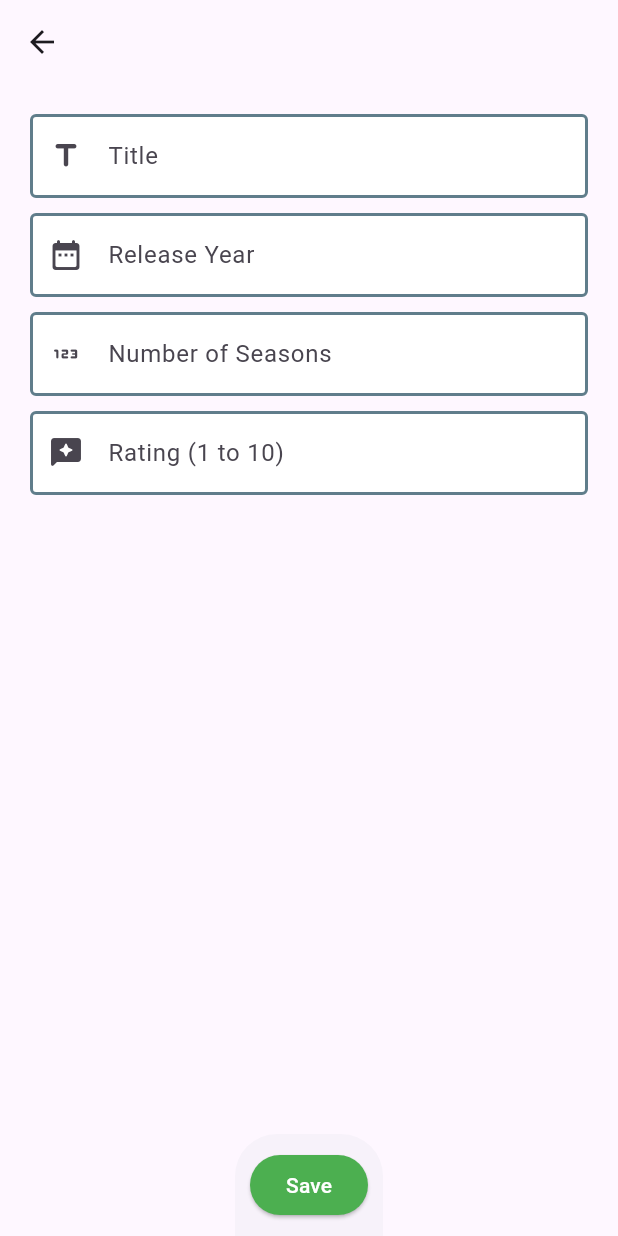
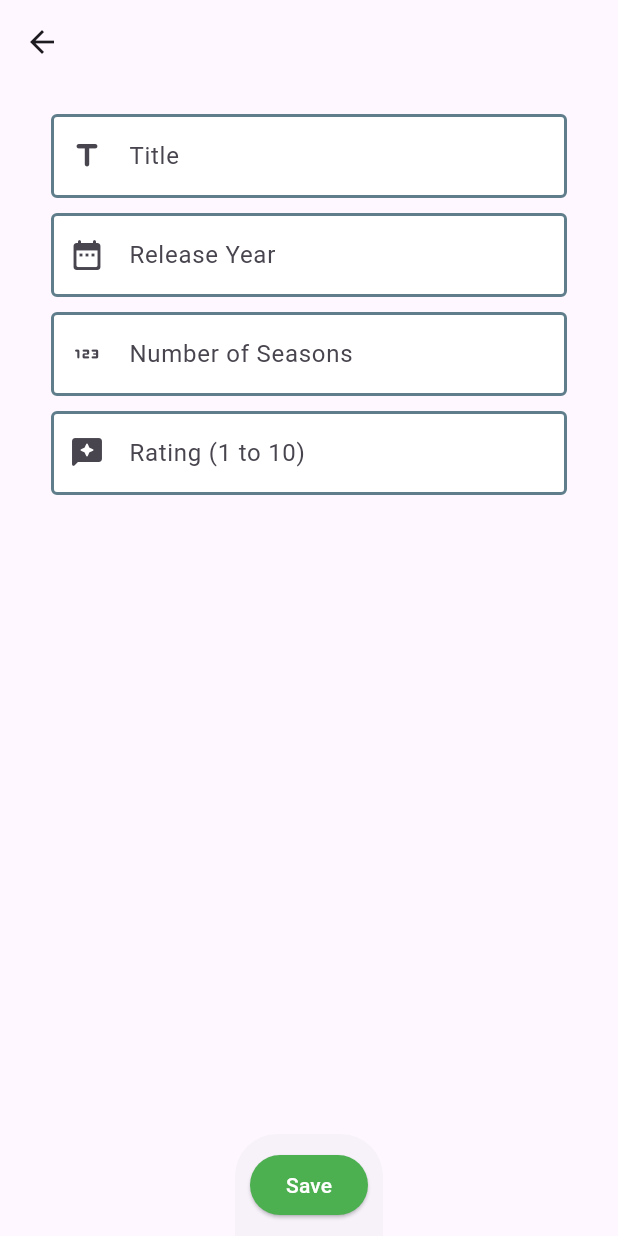
Before and after one commit to ahmad-kalaf/serien, a Flutter app: the screen it shows after launch, after a tap on the "add" icon, on a phone screen of 412 x 824 dp. Run offline on Flutter 3.47's test engine with Material 3 defaults, Android fonts, the phone set to English and light mode, and no system bars; our stand-ins replace hive_ce, hive_ce_flutter; accounts and stored records are empty.

Commit message:
bildschirmverhältnis von series_home_page.dart und add.dart angepasst

```diff
--- a/lib/add.dart
+++ b/lib/add.dart
@@ -1,3 +1,5 @@
+import 'dart:io';
+
 import 'package:flutter/material.dart';
 import 'package:serien/series.dart';
 
@@ -40,7 +42,11 @@ class _AddState extends State<Add> {
         ),
       ),
       appBar: AppBar(),
-      body: SingleChildScrollView(
+      body: Align(
+        alignment: Alignment.center,
+        child: AspectRatio(
+          aspectRatio: Platform.isAndroid || Platform.isIOS ? MediaQuery.of(context).size.aspectRatio : (9 / 16),
+          child: SingleChildScrollView(
             padding: const EdgeInsets.all(20),
             child: Form(
               key: _formKey,
@@ -74,6 +80,8 @@ class _AddState extends State<Add> {
               ),
             ),
           ),
+        ),
+      ),
     );
   }
 
--- a/lib/series_home_page.dart
+++ b/lib/series_home_page.dart
@@ -1,3 +1,5 @@
+import 'dart:io';
+
 import 'package:flutter/material.dart';
 import 'package:provider/provider.dart';
 import 'package:serien/constants.dart';
@@ -40,7 +42,11 @@ class _SeriesHomePageState extends State<SeriesHomePage> {
           ),
         ],
       ),
-      body: ListView.builder(
+      body: Align(
+        alignment: Alignment.center,
+        child: AspectRatio(
+          aspectRatio: Platform.isAndroid || Platform.isIOS ? MediaQuery.of(context).size.aspectRatio : (9 / 16),
+          child: ListView.builder(
             itemCount: provider.seriesList.length,
             itemBuilder: (context, index) {
               Series series = provider.seriesList[index];
@@ -80,7 +86,9 @@ class _SeriesHomePageState extends State<SeriesHomePage> {
                     border: Border(bottom: BorderSide(style: BorderStyle.solid)),
                     borderRadius: BorderRadius.only(bottomRight: Radius.circular(40), bottomLeft: Radius.circular(40)),
                     color:
-                    selectedSeries.contains(provider.seriesList[index]) ? kSelectedBackgroundColor : kBackgroundColor,
+                        selectedSeries.contains(provider.seriesList[index])
+                            ? kSelectedBackgroundColor
+                            : kBackgroundColor,
                   ),
                   padding: EdgeInsets.all(5),
                   margin: EdgeInsets.all(5),
@@ -96,6 +104,8 @@ class _SeriesHomePageState extends State<SeriesHomePage> {
               );
             },
           ),
+        ),
+      ),
       floatingActionButton: FloatingActionButton(
         onPressed: () async {
           final result = await Navigator.of(context).push(MaterialPageRoute(builder: (context) => Add()));
```
Lines whose indentation alone changed are shown as unchanged.
